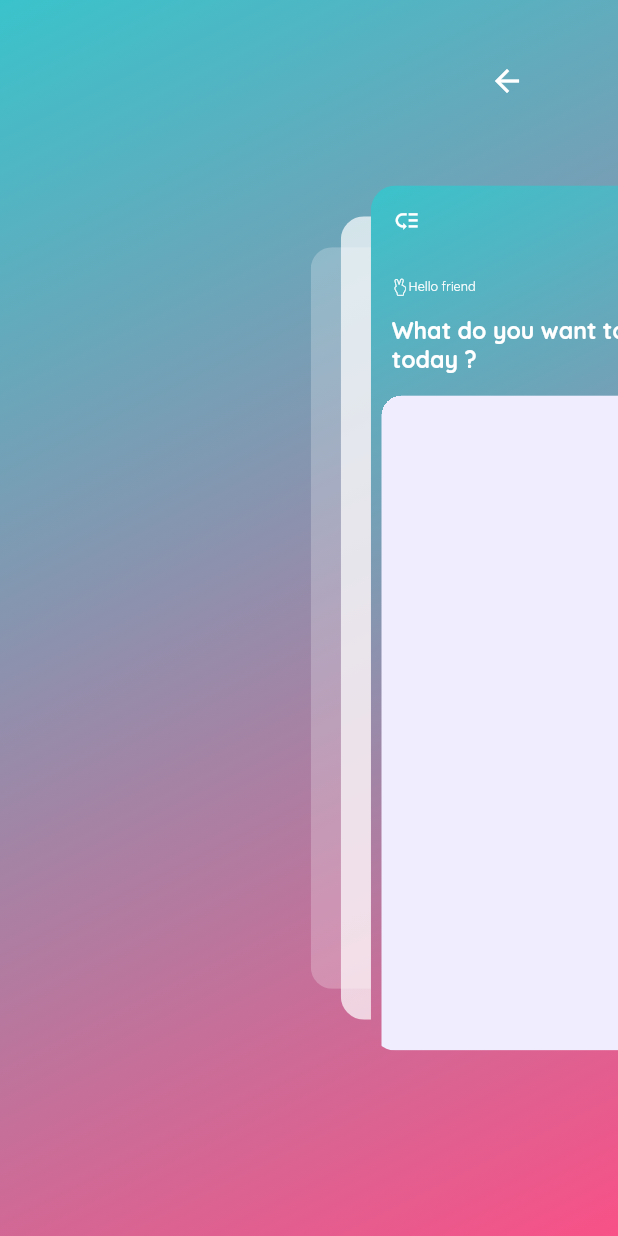
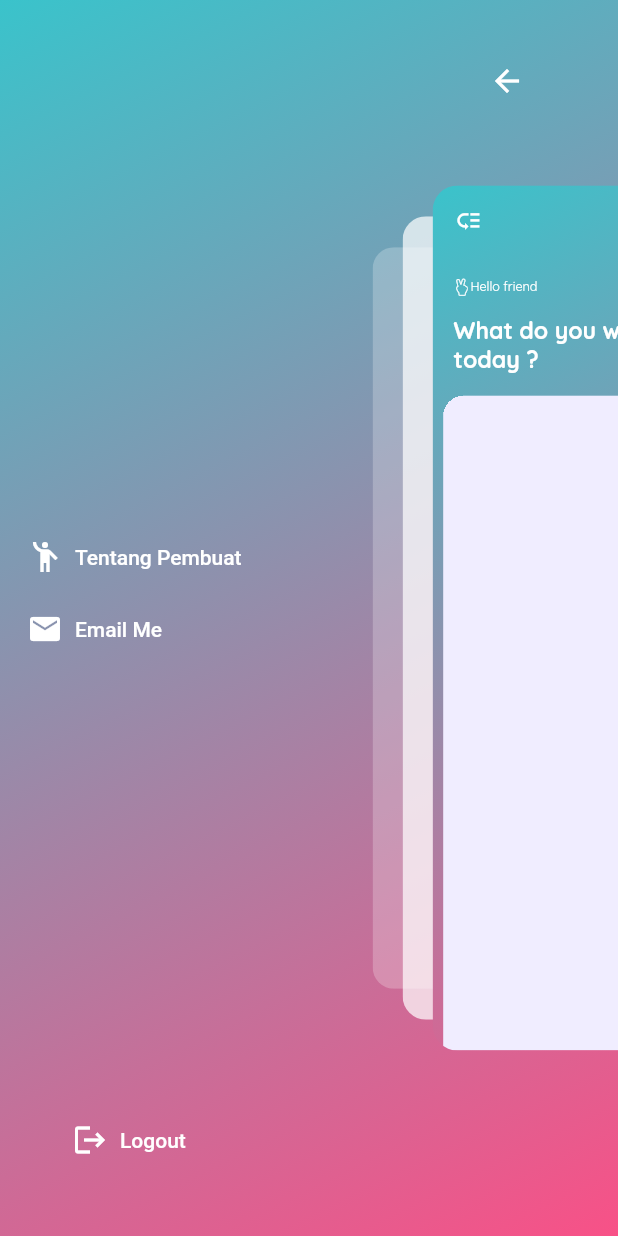
Before and after one commit to fajarmuhammadsidiq/elearningapp, a Flutter app: the HomeScreen screen opened by its route, after a tap on the "low priority" icon, on a phone screen of 412 x 824 dp. Run offline on Flutter 3.47's test engine with Material 2 defaults, Android fonts, the phone set to English and light mode, and no system bars; drawn by our look-alikes of flutter_zoom_drawer; our stand-ins replace cached_network_image, cloud_firestore, firebase_auth, firebase_core, firebase_storage, flutter_svg and 3 more; accounts and stored records are empty; project files that could hold a hidden picture were left out.

Commit message:
fix login and logout feature

```diff
--- a/lib/screens/home/home_screen.dart
+++ b/lib/screens/home/home_screen.dart
@@ -20,7 +20,7 @@ import 'menu_screen.dart';
 
 class HomeScreen extends GetView<MyZoomDrawerController> {
   const HomeScreen({super.key});
-
+  static const String routeName = "/home";
   @override
   Widget build(BuildContext context) {
     QuestionPaperController _questionPaperController = Get.find();
@@ -31,7 +31,7 @@ class HomeScreen extends GetView<MyZoomDrawerController> {
           menuScreenOverlayColor: Color.fromARGB(255, 103, 179, 241),
           menuScreenWidth: double.maxFinite,
           drawerShadowsBackgroundColor: Colors.white,
-          slideWidth: MediaQuery.of(context).size.width * 0.6,
+          slideWidth: MediaQuery.of(context).size.width * 0.7,
           style: DrawerStyle.defaultStyle,
           angle: 0,
           borderRadius: 24,
--- a/lib/screens/home/menu_screen.dart
+++ b/lib/screens/home/menu_screen.dart
@@ -1,14 +1,14 @@
 import 'package:elearning_app/controllers/zoom_drawer_controller.dart';
 import 'package:flutter/material.dart';
 
-import 'package:flutter/widgets.dart';
 import 'package:get/get.dart';
 
 import '../../configs/themes/app_colors.dart';
 import '../../configs/themes/ui_parameters.dart';
+import '../../widget/dialogs/normal_dialog.dart';
 
 class MenuScreen extends GetView<MyZoomDrawerController> {
-  const MenuScreen({super.key});
+  MenuScreen({super.key});
 
   @override
   Widget build(BuildContext context) {
@@ -16,6 +16,10 @@ class MenuScreen extends GetView<MyZoomDrawerController> {
       padding: UIParameters.mobileScreenPadding,
       decoration: BoxDecoration(gradient: mainGradient()),
       child: Theme(
+        data: ThemeData(
+            textButtonTheme: TextButtonThemeData(
+                style:
+                    TextButton.styleFrom(foregroundColor: onSurfaceTextColor))),
         child: SafeArea(
             child: Stack(
           children: [
@@ -26,14 +30,65 @@ class MenuScreen extends GetView<MyZoomDrawerController> {
                     color: Colors.white,
                     onPressed: () {
                       controller.togleDrawer();
-                    }))
+                    })),
+            Column(
+              crossAxisAlignment: CrossAxisAlignment.start,
+              children: [
+                Obx(() => controller.user.value == null
+                    ? const SizedBox()
+                    : Padding(
+                        padding: const EdgeInsets.symmetric(
+                          vertical: 20.0,
+                        ),
+                        child: Text(
+                          controller.user.value!.displayName ?? '',
+                          style: const TextStyle(
+                            fontWeight: FontWeight.w900,
+                            fontSize: 28,
+                            color: onSurfaceTextColor,
+                          ),
+                        ),
+                      )),
+                Spacer(flex: 1),
+                DrawerButton(
+                  icon: Icons.emoji_people,
+                  label: "Tentang Pembuat ",
+                  onPressed: () {
+                    controller.showTentangSayaAlertDialogue();
+                  },
+                ),
+                DrawerButton(
+                  icon: Icons.email,
+                  label: "Email Me",
+                  onPressed: () => controller.emailMe(),
+                ),
+                const Spacer(flex: 1),
+                Padding(
+                  padding: const EdgeInsets.all(30.0),
+                  child: DrawerButton(
+                    icon: Icons.logout,
+                    label: "Logout",
+                    onPressed: () => controller.signOut(),
+                  ),
+                )
+              ],
+            )
           ],
         )),
-        data: ThemeData(
-            textButtonTheme: TextButtonThemeData(
-                style:
-                    TextButton.styleFrom(foregroundColor: onSurfaceTextColor))),
       ),
     );
   }
 }
+
+class DrawerButton extends StatelessWidget {
+  DrawerButton(
+      {super.key, required this.icon, required this.label, this.onPressed});
+  final IconData? icon;
+  final String label;
+  final VoidCallback? onPressed;
+  @override
+  Widget build(BuildContext context) {
+    return TextButton.icon(
+        onPressed: onPressed, icon: Icon(icon), label: Text(label));
+  }
+}
--- a/lib/widget/dialogs/dialogs_widget.dart
+++ b/lib/widget/dialogs/dialogs_widget.dart
@@ -8,18 +8,22 @@ class Dialogs {
     return _singleton;
   }
 
-  static Widget questionStartDialogue({required VoidCallback onTap}) {
+  static Widget questionStartDialogue({
+    String? title,
+    String? subtitle,
+    required VoidCallback onTap,
+  }) {
     return AlertDialog(
       content: Column(
         mainAxisSize: MainAxisSize.min,
         crossAxisAlignment: CrossAxisAlignment.start,
         children: [
           Text(
-            "Hi..",
+            title!,
             style: TextStyle(fontSize: 25, fontWeight: FontWeight.bold),
           ),
           Text(
-            "Please Login before you start",
+            subtitle!,
             style: TextStyle(),
           )
         ],
--- /dev/null
+++ b/lib/widget/dialogs/normal_dialog.dart
@@ -0,0 +1,3 @@
+import 'package:flutter/material.dart';
+
+class NormalDialogue {}
```
Also changed, not shown: lib/controllers/question_paper/auth_controller.dart (+26 -4 lines), lib/controllers/zoom_drawer_controller.dart (+22 -1 lines).
